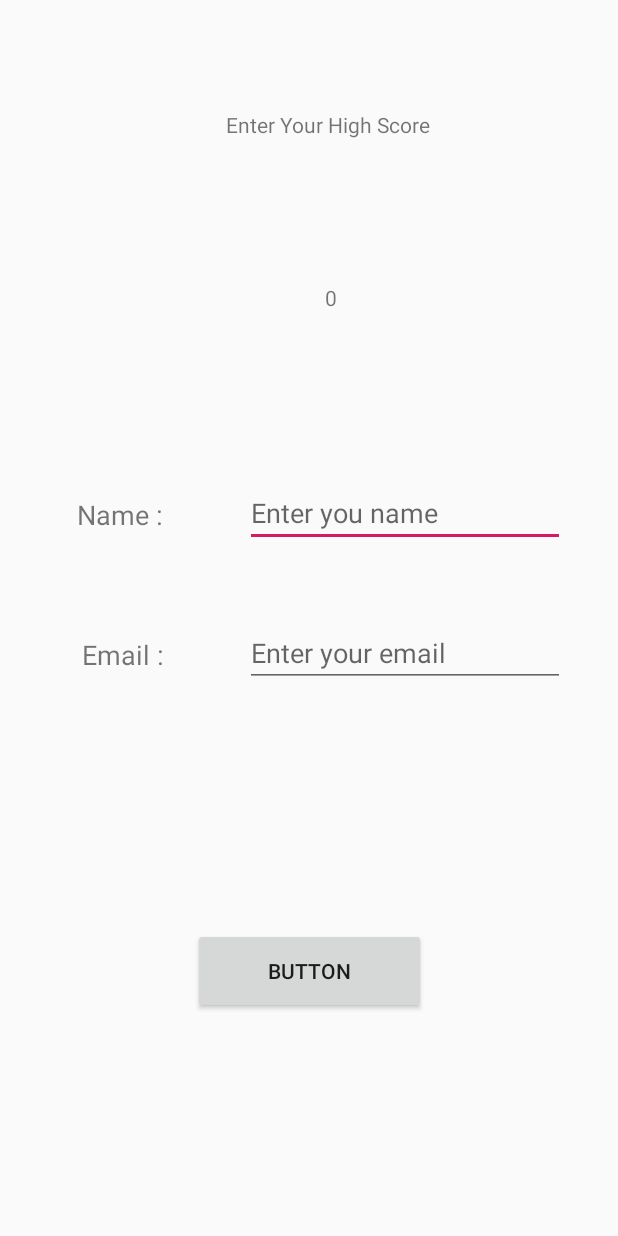
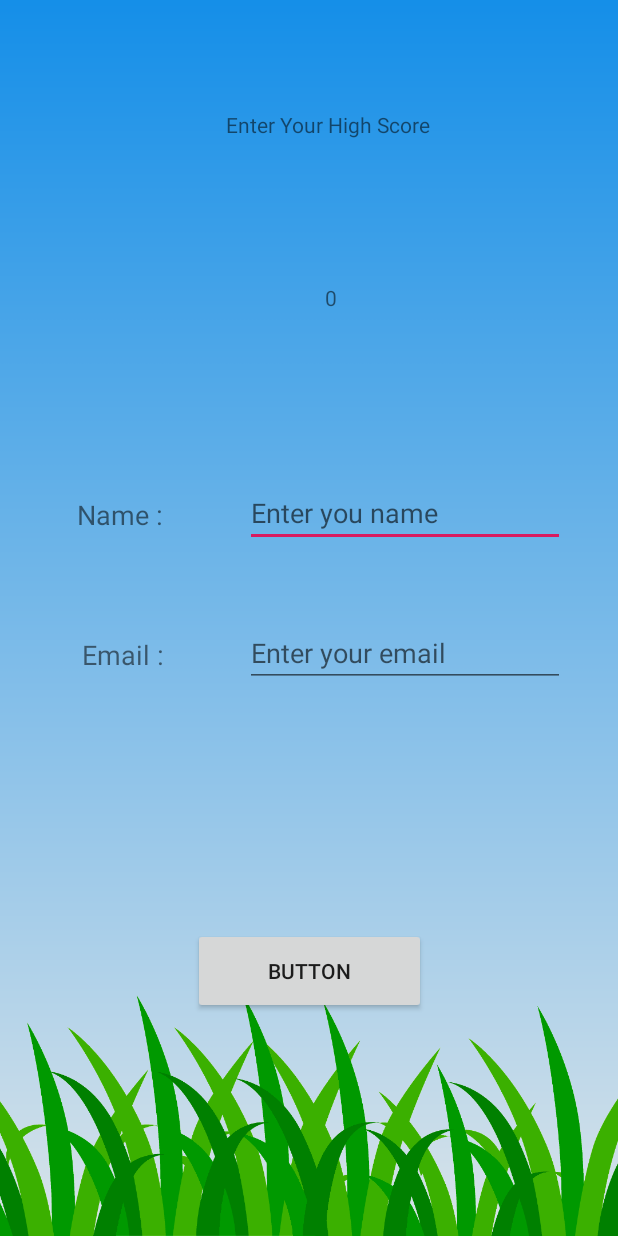
Before and after one commit to joeguy57/personalWasteSort, an Android app: the HighScore screen opened directly, with no data from a screen before it, on a phone screen of 412 x 824 dp. Run offline under Robolectric (Android 15) with nearby library versions, the phone set to English and light mode, and no system bars; our stand-ins replace Firebase (no records; nobody signed in at launch, a user with empty details on screens opened directly); Roboto replaces fonts that are not available here; 1 statement that could not run was skipped.

Commit message:
changed background for high score and added image to make highscore

```diff
--- a/app/src/main/res/layout/activity_high_score.xml
+++ b/app/src/main/res/layout/activity_high_score.xml
@@ -4,7 +4,8 @@
   xmlns:tools="http://schemas.android.com/tools"
   android:layout_width="match_parent"
   android:layout_height="match_parent"
-  tools:context=".HighScore">
+  tools:context=".HighScore"
+  android:background="@mipmap/background">
 
   <TextView
     android:id="@+id/userEmail"
```
